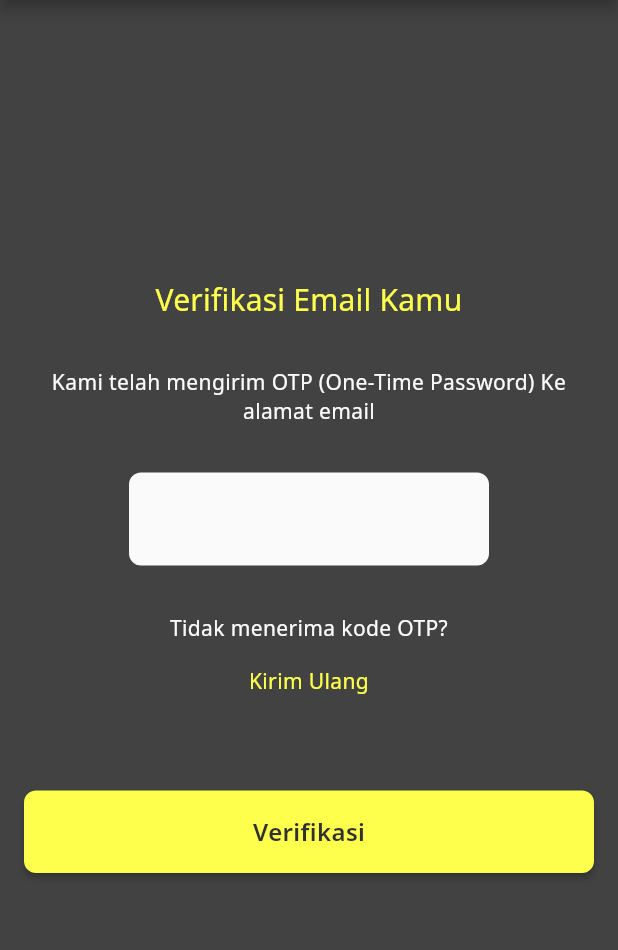
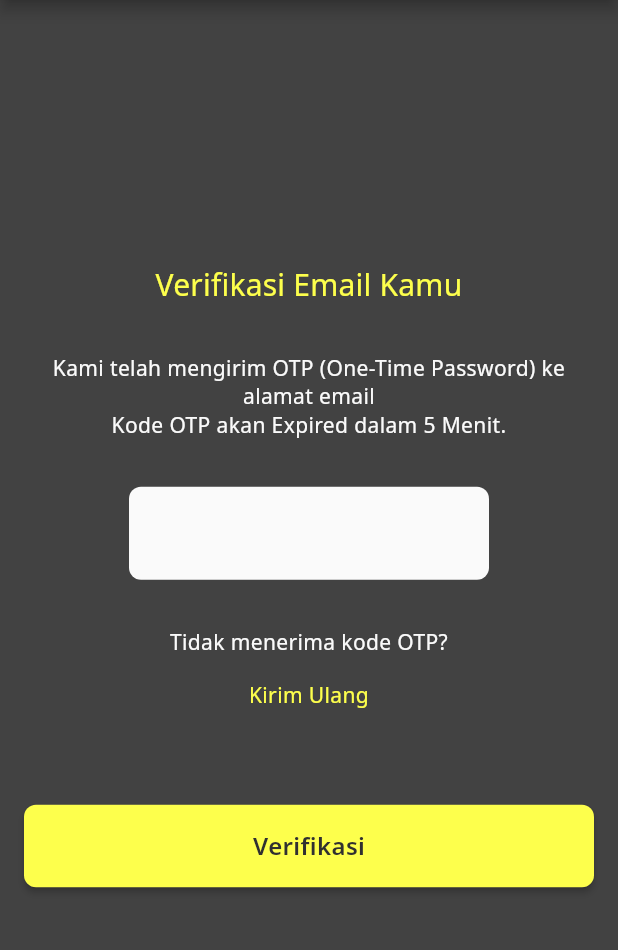
Before and after one commit to okifirsyah404/victoria_game, a Flutter app: the ProfileSettingsChangePasswordOtpInputView screen opened by its route, on a phone screen of 412 x 824 dp, the part 84-1034 px from its top. Run offline on Flutter 3.47's test engine with Material 2 defaults, Android fonts, the phone set to English and light mode, and no system bars; our stand-ins replace connectivity_plus, firebase_auth, firebase_core, flutter_countdown_timer, flutter_native_image, flutter_phoenix and 14 more; missing offline and left inert: android_intent_plus; accounts and stored records are empty; network calls fail; statements that could not run were skipped; project files that could hold a hidden picture were left out.

Commit message:
Add timer on verification view

```diff
--- a/lib/app/core/services/network_service.dart
+++ b/lib/app/core/services/network_service.dart
@@ -8,7 +8,7 @@ import 'package:http/http.dart' as http;
 import 'package:victoria_game/app/core/network/response/auth/sign_in_res.dart';
 
 // TODO: Dynamic Base URL
-const BASE_URL = "https://8596-182-1-67-66.ap.ngrok.io";
+const BASE_URL = "https://e31b-125-166-116-58.ap.ngrok.io";
 
 abstract class NetworkServices {
   final printLog = Logger(printer: PrettyPrinter());
--- a/lib/app/modules/detail_game_center/views/detail_game_center_view.dart
+++ b/lib/app/modules/detail_game_center/views/detail_game_center_view.dart
@@ -492,7 +492,7 @@ class DetailGameCenterView extends GetView<DetailGameCenterController> {
                   ),
                 ),
                 Text(
-                  "${controller.playstationList[index].name}",
+                  "No. ${controller.playstationList[index].id?.substring(4)}",
                   style: TypographyTheme.titleSmall.copyWith(
                     color: ColorsTheme.neutralColor[900],
                     fontWeight: FontWeight.w800,
--- a/lib/app/modules/profile_settings/change_password/new_password_input/views/profile_settings_change_password_new_password_input_view.dart
+++ b/lib/app/modules/profile_settings/change_password/new_password_input/views/profile_settings_change_password_new_password_input_view.dart
@@ -33,7 +33,9 @@ class ProfileSettingsChangePasswordNewPasswordInputView
   }
 
   Widget onDataDone() {
-    return Padding(
+    return SafeArea(
+      child: SingleChildScrollView(
+        child: Container(
           padding: const EdgeInsets.all(16.0),
           child: Column(
             children: [
@@ -68,6 +70,8 @@ class ProfileSettingsChangePasswordNewPasswordInputView
               ),
             ],
           ),
+        ),
+      ),
     );
   }
 }
--- a/lib/app/modules/profile_settings/change_password/otp_input/controllers/profile_settings_change_password_otp_input_controller.dart
+++ b/lib/app/modules/profile_settings/change_password/otp_input/controllers/profile_settings_change_password_otp_input_controller.dart
@@ -1,4 +1,7 @@
+import 'dart:async';
+
 import 'package:flutter/material.dart';
+import 'package:flutter_countdown_timer/countdown_timer_controller.dart';
 import 'package:get/get.dart';
 import 'package:victoria_game/app/core/repository/user_repository.dart';
 import 'package:victoria_game/app/global/widgets/alert_dialog/single_action_dialog/single_action_dialog.dart';
@@ -9,35 +12,30 @@ class ProfileSettingsChangePasswordOtpInputController extends GetxController {
   late SecureStorage secureStorage;
   late UserRepository userRepository;
   late TextEditingController otpController;
+  late CountdownTimerController countdownTimerController;
 
   String authAccessToken = "";
   String otp = "";
   String userMail = "";
 
-  //  void onSubmitOtp() async {
-  //   print(otp);
-  //   print(otpController.text);
-  //   if (otpController.text == otp) {
-  //     Get.toNamed(Routes.AUTH_FORGOT_PASSWORD_RESET_PASSWORD, arguments: {
-  //       "email": userMail,
-  //     });
-  //   } else {
-  //     Get.dialog(const SingleActionDialog(
-  //       title: "Kode OTP Salah",
-  //       description: "Kode OTP yang kamu masukkan salah, coba cek lagi ya!",
-  //     ));
-  //   }
-  // }
+  RxBool isResendOtp = false.obs;
+  bool isOtpExpired = false;
 
-  // void onResendOtp() async {
-  //   var result = await userRepository.submitForgetPassword(email: userMail);
-
-  //   otp = result.data?.otp ?? "";
-  // }
+  void onCountdownDone() {
+    isResendOtp.value = true;
+  }
 
   void onSubmitOtp() async {
     if (otpController.text == otp) {
-      Get.toNamed(Routes.PROFILE_SETTINGS_CHANGE_PASSWORD_NEW_PASSWORD_INPUT);
+      if (isOtpExpired) {
+        Get.dialog(const SingleActionDialog(
+          title: "Kode OTP Kadaluarsa",
+          description:
+              "Kode OTP yang kamu masukkan sudah kadaluarsa, coba lagi ya!",
+        ));
+      } else {
+        Get.toNamed(Routes.PROFILE_SETTINGS_CHANGE_PASSWORD_NEW_PASSWORD_INPUT);
+      }
     } else {
       Get.dialog(
         const SingleActionDialog(
@@ -53,6 +51,21 @@ class ProfileSettingsChangePasswordOtpInputController extends GetxController {
         await userRepository.submitResetOtpPassword(authToken: authAccessToken);
 
     otp = result.data?.otp ?? "";
+
+    isOtpExpired = false;
+    setExpiresOtp();
+    isResendOtp.value = false;
+  }
+
+  setExpiresOtp() async {
+    const duration = Duration(minutes: 5);
+
+    return Timer(
+      duration,
+      () {
+        isOtpExpired = true;
+      },
+    );
   }
 
   Future<void> onUserDataInit() async {
@@ -72,6 +85,10 @@ class ProfileSettingsChangePasswordOtpInputController extends GetxController {
     secureStorage = SecureStorage.instance;
     userRepository = UserRepository.instance;
     otpController = TextEditingController();
+    countdownTimerController = CountdownTimerController(
+      endTime: DateTime.now().millisecondsSinceEpoch + 1000 * 60 * 2,
+    );
+    setExpiresOtp();
     super.onInit();
   }
 
@@ -83,6 +100,7 @@ class ProfileSettingsChangePasswordOtpInputController extends GetxController {
   @override
   void onClose() {
     otpController.dispose();
+    countdownTimerController.dispose();
     super.onClose();
   }
 }
--- a/lib/app/modules/profile_settings/change_password/otp_input/views/profile_settings_change_password_otp_input_view.dart
+++ b/lib/app/modules/profile_settings/change_password/otp_input/views/profile_settings_change_password_otp_input_view.dart
@@ -1,4 +1,5 @@
 import 'package:flutter/material.dart';
+import 'package:flutter_countdown_timer/flutter_countdown_timer.dart';
 
 import 'package:get/get.dart';
 import 'package:victoria_game/app/global/themes/colors_theme.dart';
@@ -46,7 +47,12 @@ class ProfileSettingsChangePasswordOtpInputView
             ),
             const SizedBox(height: 32),
             Text(
-              "Kami telah mengirim OTP (One-Time Password) Ke alamat email ${controller.userMail}",
+              "Kami telah mengirim OTP (One-Time Password) ke alamat email ${controller.userMail}",
+              style: TypographyTheme.bodyRegular,
+              textAlign: TextAlign.center,
+            ),
+            Text(
+              "Kode OTP akan Expired dalam 5 Menit.",
               style: TypographyTheme.bodyRegular,
               textAlign: TextAlign.center,
             ),
@@ -132,14 +138,27 @@ class ProfileSettingsChangePasswordOtpInputView
                     color: ColorsTheme.neutralColor,
                     borderRadius: BorderRadius.circular(8)),
                 child: Text(
-                  "Kami telah mengirim OTP (One-Time Password) Ke alamat email JohnDoe12345678",
+                  "Kami telah mengirim OTP (One-Time Password) ke alamat email JohnDoe12345678",
+                  style: TypographyTheme.bodyRegular,
+                  textAlign: TextAlign.center,
+                ),
+              ),
+            ),
+            ShimmerWidget(
+              child: Container(
+                decoration: BoxDecoration(
+                    color: ColorsTheme.neutralColor,
+                    borderRadius: BorderRadius.circular(8)),
+                child: Text(
+                  "Kode OTP akan Expired dalam 5 Menit.",
                   style: TypographyTheme.bodyRegular,
                   textAlign: TextAlign.center,
                 ),
               ),
             ),
             const SizedBox(height: 32),
-            SizedBox(
+            ShimmerWidget(
+              child: SizedBox(
                 width: 240,
                 child: TextField(
                   controller: controller.otpController,
@@ -164,6 +183,7 @@ class ProfileSettingsChangePasswordOtpInputView
                   ),
                 ),
               ),
+            ),
             const SizedBox(height: 32),
             Column(
               mainAxisSize: MainAxisSize.min,
@@ -174,15 +194,7 @@ class ProfileSettingsChangePasswordOtpInputView
                   textAlign: TextAlign.center,
                 ),
                 const SizedBox(height: 16),
-                InkWell(
-                  child: Text(
-                    "Kirim Ulang",
-                    style: TypographyTheme.bodyRegular.copyWith(
-                      color: ColorsTheme.primaryColor,
-                    ),
-                    textAlign: TextAlign.center,
-                  ),
-                ),
+                _resendOtp(),
               ],
             ),
             const SizedBox(height: 64),
@@ -195,4 +207,46 @@ class ProfileSettingsChangePasswordOtpInputView
       ),
     );
   }
+
+  Widget _resendOtp() {
+    return Obx(
+      () => controller.isResendOtp.value
+          ? InkWell(
+              onTap: () {
+                controller.onResendOtp();
+              },
+              child: Text(
+                "Kirim Ulang",
+                style: TypographyTheme.bodyRegular.copyWith(
+                  color: ColorsTheme.primaryColor,
+                ),
+                textAlign: TextAlign.center,
+              ),
+            )
+          : Row(
+              mainAxisAlignment: MainAxisAlignment.center,
+              crossAxisAlignment: CrossAxisAlignment.start,
+              children: [
+                const Text("Kirim ulang dalam "),
+                CountdownTimer(
+                  controller: controller.countdownTimerController,
+                  onEnd: () {
+                    controller.onCountdownDone();
+                  },
+                  widgetBuilder: (_, time) {
+                    if (time != null) {
+                      if (time.min != null) {
+                        return Text("${time.min} : ${time.sec}");
                       }
+
+                      return Text("${time.sec}");
+                    }
+
+                    return Text("Hola");
+                  },
+                ),
+              ],
+            ),
+    );
+  }
+}
--- a/lib/app/modules/profile_settings/edit_user_profile/views/profile_settings_edit_user_profile_view.dart
+++ b/lib/app/modules/profile_settings/edit_user_profile/views/profile_settings_edit_user_profile_view.dart
@@ -110,7 +110,7 @@ class ProfileSettingsEditUserProfileView
                     controller.imageFile.value.path != ""
                 ? Image.file(controller.imageFile.value).image
                 : NetworkImage(
-                    "https://8596-182-1-67-66.ap.ngrok.io/api/user/image",
+                    "https://e31b-125-166-116-58.ap.ngrok.io/api/user/image",
                     headers: {
                         "Authorization": controller.authAccessToken,
                       }),
--- a/lib/app/modules/profile_settings/user_profile/controllers/profile_settings_user_profile_controller.dart
+++ b/lib/app/modules/profile_settings/user_profile/controllers/profile_settings_user_profile_controller.dart
@@ -65,7 +65,7 @@ INFORMASI :
   Future<String> fetchUserToken() async {
     String authToken = await storage.readDataFromStrorage("token") ?? "";
     var result = await http.get(
-        Uri.parse("https://8596-182-1-67-66.ap.ngrok.io/api/user/image"),
+        Uri.parse("https://e31b-125-166-116-58.ap.ngrok.io/api/user/image"),
         headers: {userRepository.authorization: authToken});
     return authToken;
   }
--- a/lib/app/modules/splash/controllers/splash_controller.dart
+++ b/lib/app/modules/splash/controllers/splash_controller.dart
@@ -87,7 +87,7 @@ class SplashController extends GetxController {
     bool previousConnection = hasConnection;
     try {
       final result =
-          await InternetAddress.lookup('8596-182-1-67-66.ap.ngrok.io');
+          await InternetAddress.lookup('e31b-125-166-116-58.ap.ngrok.io');
       if (result.isNotEmpty && result[0].rawAddress.isNotEmpty) {
         hasConnection = true;
       } else {
--- a/pubspec.yaml
+++ b/pubspec.yaml
@@ -20,6 +20,7 @@ dependencies:
   flutter_phoenix: ^1.1.0
   flutter_secure_storage: ^6.0.0
   flutter_svg: ^1.1.6
+  flutter_countdown_timer: ^4.1.0
   font_awesome_flutter: ^10.2.1
   geocoding: ^2.0.5
   geolocator: ^9.0.2
```
Also changed, not shown: lib/app/modules/auth/sign_up/forgot_password/otp_input/controllers/auth_forgot_password_otp_input_controller.dart (+42 -5 lines), lib/app/modules/auth/sign_up/forgot_password/otp_input/views/auth_forgot_password_otp_input_view.dart (+52 -11 lines), lib/app/modules/auth/sign_up/forgot_password/reset_password/views/auth_forgot_password_reset_password_view.dart (+6 -2 lines), lib/app/modules/auth/verify_sign_up/controllers/auth_verify_sign_up_controller.dart (+39 -1 lines), lib/app/modules/auth/verify_sign_up/views/auth_verify_sign_up_view.dart (+50 -13 lines), lib/app/modules/main_page/home/views/main_page_home_view.dart (+133 -124 lines). Lines whose indentation alone changed are shown as unchanged.
